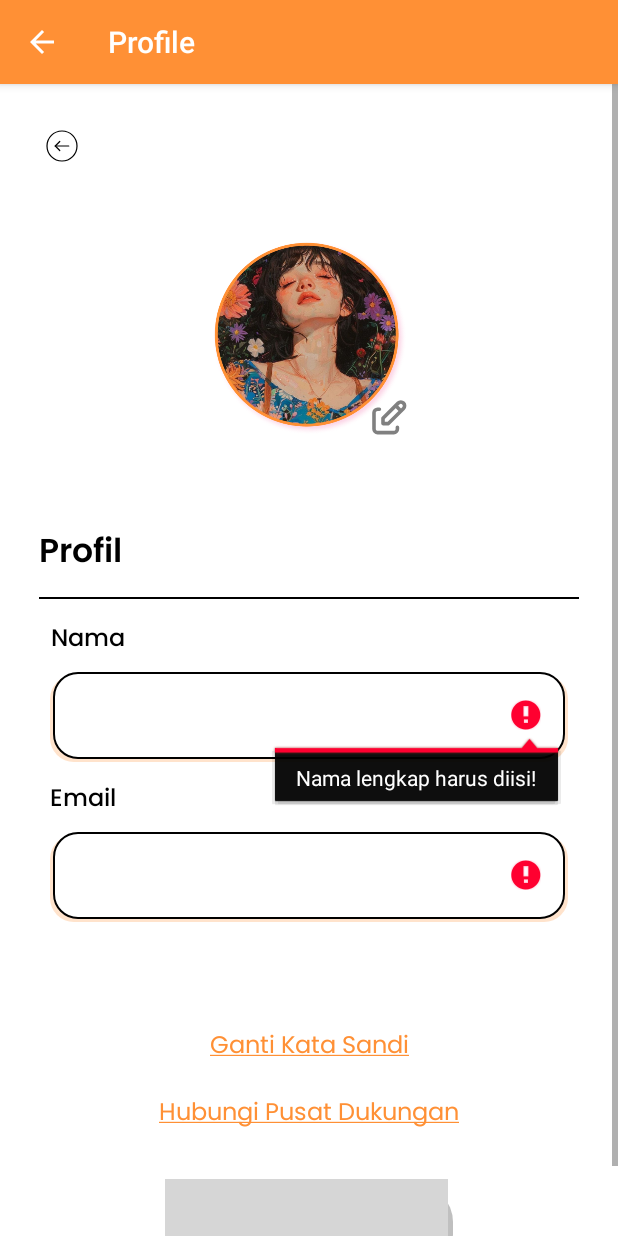
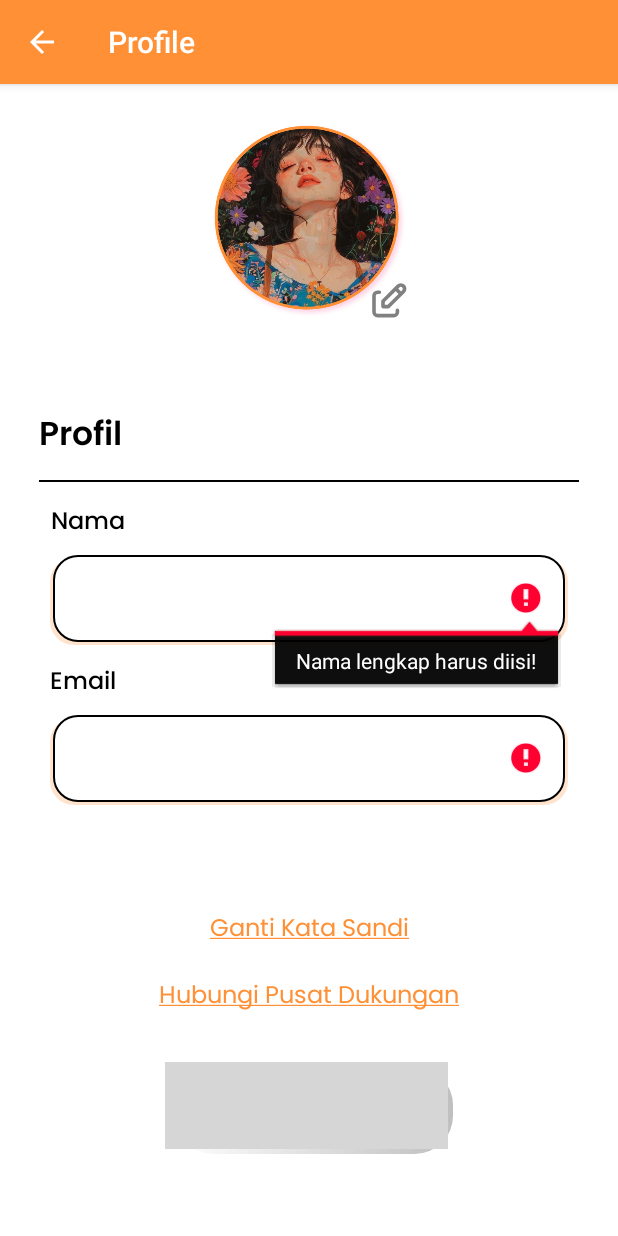
Before and after one commit to rendiwibawa/BeatBounce_UX, an Android app: the ProfileActivity screen opened directly, with no data from a screen before it, after a tap on "Simpan", on a phone screen of 412 x 824 dp. Run offline under Robolectric (Android 15) with nearby library versions, the phone set to English and light mode, and no system bars; our stand-ins replace CircleImageView; grey boxes are pictures that could not be loaded.

Commit message:
Fix dikit salah

```diff
--- a/app/src/main/res/layout/activity_profile.xml
+++ b/app/src/main/res/layout/activity_profile.xml
@@ -17,15 +17,15 @@
         android:layout_height="wrap_content"
         android:padding="26dp">
 
-        <ImageButton
-            android:id="@+id/btn_back"
-            android:layout_width="30dp"
-            android:layout_height="30dp"
-            android:backgroundTint="@android:color/transparent"
-            android:contentDescription="@string/cd_back_button"
-            android:src="@drawable/ic_circle_arrow_left"
-            app:layout_constraintStart_toStartOf="parent"
-            app:layout_constraintTop_toTopOf="parent" />
+<!--        <ImageButton-->
+<!--            android:id="@+id/btn_back"-->
+<!--            android:layout_width="30dp"-->
+<!--            android:layout_height="30dp"-->
+<!--            android:backgroundTint="@android:color/transparent"-->
+<!--            android:contentDescription="@string/cd_back_button"-->
+<!--            android:src="@drawable/ic_circle_arrow_left"-->
+<!--            app:layout_constraintStart_toStartOf="parent"-->
+<!--            app:layout_constraintTop_toTopOf="parent" />-->
 
         <de.hdodenhof.circleimageview.CircleImageView
             android:id="@+id/iv_profile"
@@ -36,7 +36,7 @@
             android:src="@drawable/imager_avatar"
             app:layout_constraintEnd_toEndOf="parent"
             app:layout_constraintStart_toStartOf="parent"
-            app:layout_constraintTop_toBottomOf="@id/btn_back"
+
             tools:ignore="MissingClass" />
 
         <ImageButton
```
Also changed, not shown: app/src/main/java/com/example/beatbounce/Login/ChangePasswordActivity.java (+17 -2 lines), app/src/main/java/com/example/beatbounce/Login/ProfileActivity.java (+5 -2 lines), app/src/main/res/layout/activity_change_password.xml (+0 -9 lines).
